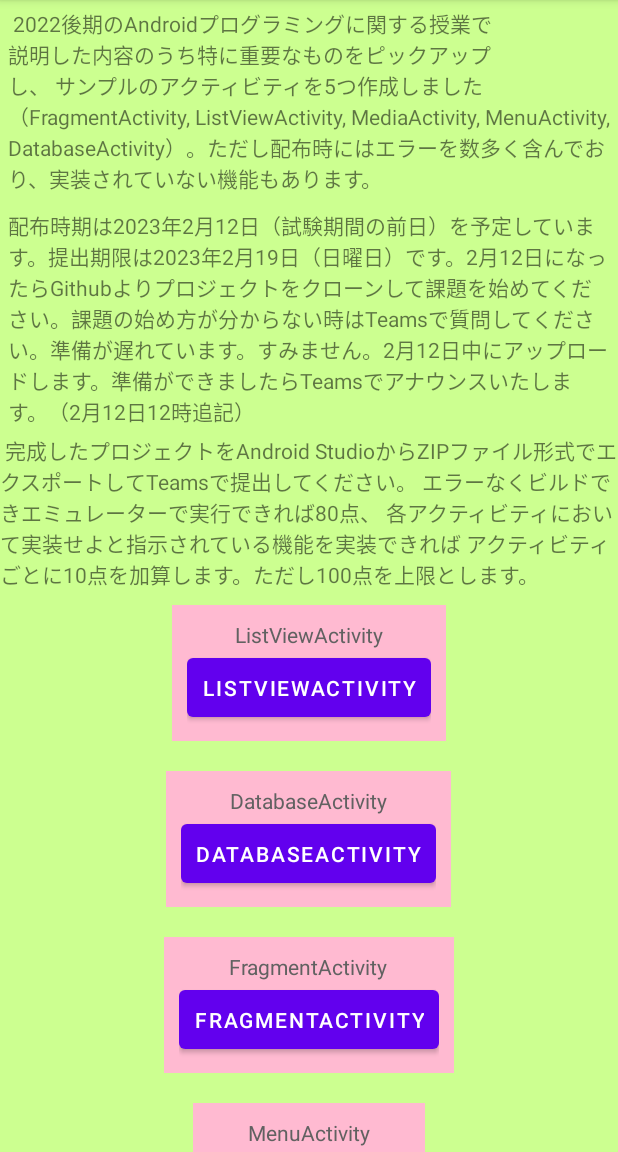
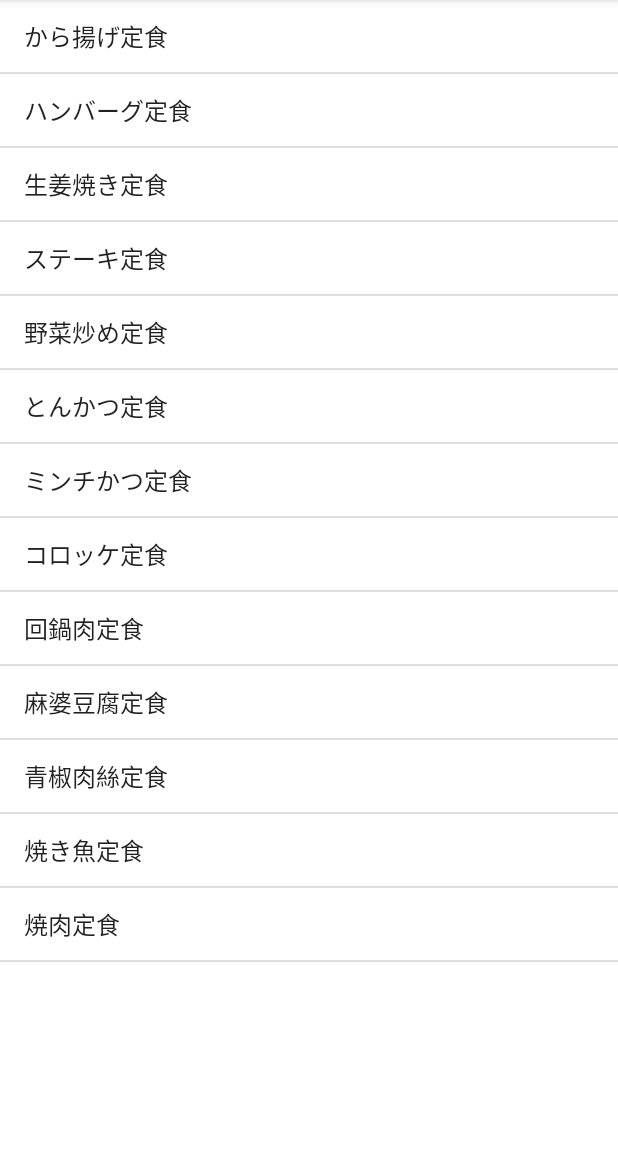
Before and after one commit to TakashiSasaki/EoTAssignment202302, an Android app: the screen it shows after launch (MainActivity before the commit, ListViewActivity after it), after a tap on "LISTVIEWACTIVITY", on a phone screen of 412 x 824 dp, the part 84-1236 px from its top. Run offline under Robolectric (Android 15) with nearby library versions, the light colour scheme and no system bars.

Commit message:
ListViewActivityを実装。

```diff
--- a/app/src/main/java/com/example/eotassignment202302/ListViewActivity.java
+++ b/app/src/main/java/com/example/eotassignment202302/ListViewActivity.java
@@ -3,7 +3,10 @@ package com.example.eotassignment202302;
 import androidx.appcompat.app.AppCompatActivity;
 
 import android.os.Bundle;
-
+import android.view.View;
+import android.widget.AdapterView;
+import android.widget.ListView;
+import android.widget.Toast;
 
 public class ListViewActivity extends AppCompatActivity {
 
@@ -11,5 +14,18 @@ public class ListViewActivity extends AppCompatActivity {
     protected void onCreate(Bundle savedInstanceState) {
         super.onCreate(savedInstanceState);
         setContentView(R.layout.activity_list_view);
+        ListView lvMenu = findViewById(R.id.lvMenu);
+        lvMenu.setOnItemClickListener(new ListItemClickListener());
     }
-}
+
+    private class ListItemClickListener implements AdapterView.OnItemClickListener {
+
+        @Override
+        public void onItemClick(AdapterView<?> parent, View view, int position, long id) {
+            String item = (String) parent.getItemAtPosition(position);
+            String show = "あなたが選んだ定食：　" + item;
+            //Toast.makeText(MainActivity.this, show, Toast.LENGTH_LONG).show();
+            Toast.makeText(getApplicationContext(), show, Toast.LENGTH_LONG).show();
+        }//onItemClick
+    }//ListItemClickListener
+}//ListViewActivity
--- a/app/src/main/java/com/example/eotassignment202302/MainActivity.java
+++ b/app/src/main/java/com/example/eotassignment202302/MainActivity.java
@@ -22,4 +22,8 @@ public class MainActivity extends AppCompatActivity {
     public void startFragmentActivity(View view) {
         startActivity(new Intent(this, FragmentActivity.class));
     }//startFragmentActivity
+
+    public void startListViewActivity(View view) {
+        startActivity(new Intent(this, ListViewActivity.class));
+    }//startListViewActivity
 }//MainActivity
--- a/app/src/main/res/values/strings.xml
+++ b/app/src/main/res/values/strings.xml
@@ -30,4 +30,20 @@
     <!-- TODO: Remove or change this placeholder text -->
     <string name="hello_blank_fragment">Hello blank fragment</string>
 
+    <string-array name="lv_menu">
+        <item>から揚げ定食</item>
+        <item>ハンバーグ定食</item>
+        <item>生姜焼き定食</item>
+        <item>ステーキ定食</item>
+        <item>野菜炒め定食</item>
+        <item>とんかつ定食</item>
+        <item>ミンチかつ定食</item>
+        <item>コロッケ定食</item>
+        <item>回鍋肉定食</item>
+        <item>麻婆豆腐定食</item>
+        <item>青椒肉絲定食</item>
+        <item>焼き魚定食</item>
+        <item>焼肉定食</item>
+    </string-array>
+
 </resources>
```
Also changed, not shown: app/src/main/res/layout/activity_list_view.xml (+5 -20 lines).
